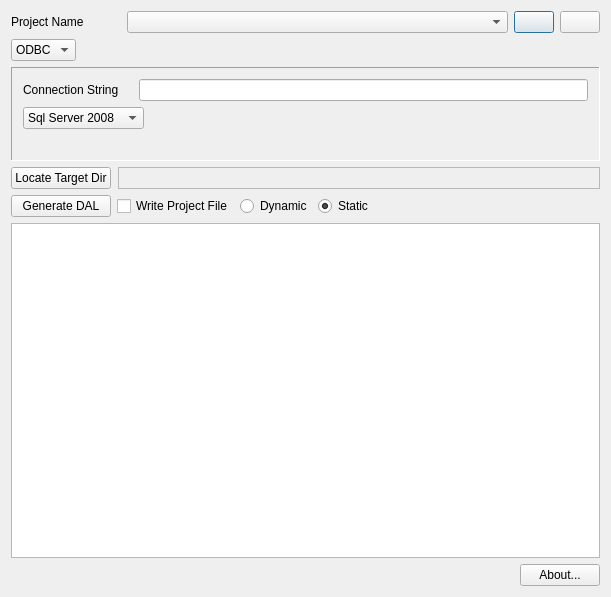
The window that QTSqlGen.ui (amreisa/QSQLGenerator) describes before a commit, drawn with Qt 5.
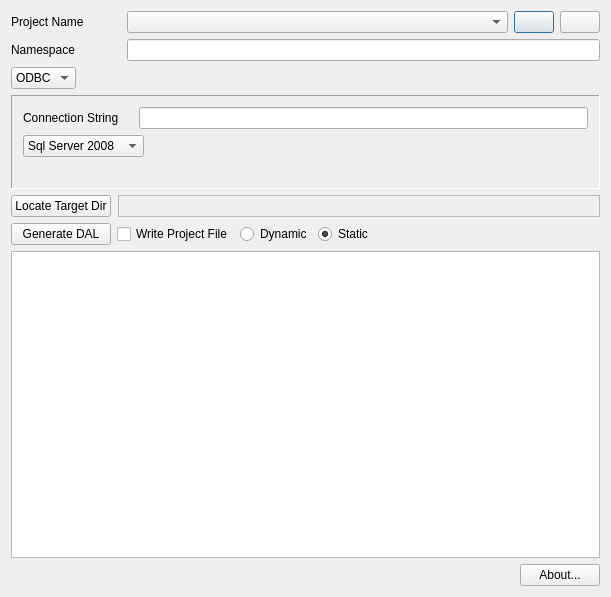
The same window after the commit. Icons and pictures are not drawn.

Commit message: Add support for specifying a namespace for the generated code

The edit to the form file:
```diff
--- a/QTSqlGen.ui
+++ b/QTSqlGen.ui
@@ -103,9 +103,29 @@
     </layout>
    </item>
    <item>
-    <layout class="QHBoxLayout" name="horizontalLayout_2" >
+    <layout class="QHBoxLayout" name="horizontalLayout_9">
      <item>
-      <widget class="QComboBox" name="_databaseType" >
+      <widget class="QLabel" name="label_3">
+       <property name="minimumSize">
+        <size>
+         <width>110</width>
+         <height>0</height>
+        </size>
+       </property>
+       <property name="text">
+        <string>Namespace</string>
+       </property>
+      </widget>
+     </item>
+     <item>
+      <widget class="QLineEdit" name="_namespaceEdit"/>
+     </item>
+    </layout>
+   </item>
+   <item>
+    <layout class="QHBoxLayout" name="horizontalLayout_2">
+     <item>
+      <widget class="QComboBox" name="_databaseType">
        <item>
         <property name="text" >
          <string>ODBC</string>
@@ -481,7 +501,7 @@
    </item>
   </layout>
  </widget>
- <layoutdefault spacing="6" margin="11" />
+ <layoutdefault spacing="6" margin="11"/>
  <resources>
   <include location="QTSqlGen.qrc" />
  </resources>
```
Left out of the diff: 249 changed lines with no effect on the pictures. The commit also changes 15 other files.
